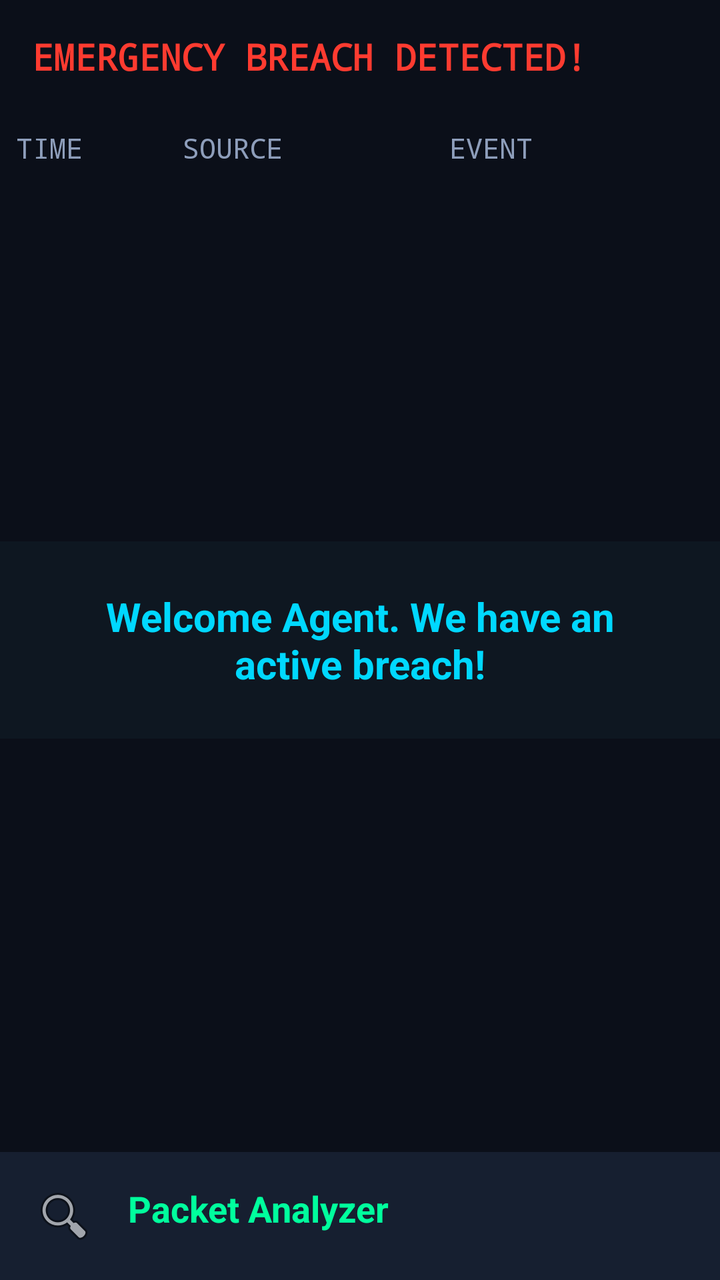
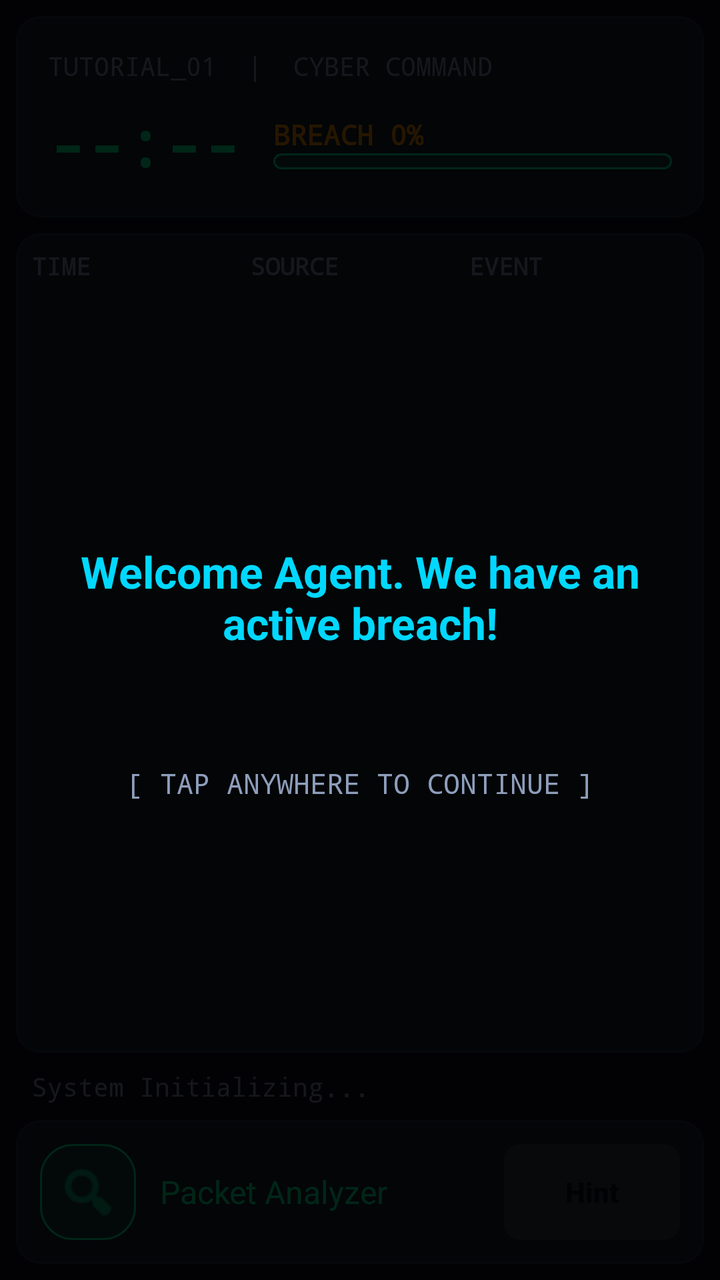

Two renders of the same Android screen: before a commit and after it. Below are the layout's source before the change and the commit's diff.
<!-- AndroidManifest.xml: application theme Theme.CyberBreach -->
<!-- res/layout/activity_tutorial.xml -->
<?xml version="1.0" encoding="utf-8"?>
<androidx.constraintlayout.widget.ConstraintLayout xmlns:android="http://schemas.android.com/apk/res/android"
    xmlns:app="http://schemas.android.com/apk/res-auto"
    android:layout_width="match_parent"
    android:layout_height="match_parent"
    android:background="@color/soc_background">

    
    <TextView
        android:id="@+id/tvTitle"
        android:layout_width="0dp"
        android:layout_height="wrap_content"
        android:text="EMERGENCY BREACH DETECTED!"
        android:textColor="@color/soc_critical"
        android:textSize="18sp"
        android:textStyle="bold"
        android:fontFamily="monospace"
        android:padding="16dp"
        app:layout_constraintTop_toTopOf="parent"
        app:layout_constraintStart_toStartOf="parent"
        app:layout_constraintEnd_toEndOf="parent" />
        
    
    <LinearLayout
        android:id="@+id/llLogs"
        android:layout_width="match_parent"
        android:layout_height="0dp"
        android:orientation="vertical"
        android:padding="8dp"
        app:layout_constraintTop_toBottomOf="@id/tvTitle"
        app:layout_constraintBottom_toTopOf="@id/bottomBar">
        
        <TextView android:layout_width="match_parent" android:layout_height="wrap_content" android:text="TIME      SOURCE          EVENT" android:textColor="@color/soc_text_secondary" android:fontFamily="monospace" />
        
    </LinearLayout>

    
    <LinearLayout
        android:id="@+id/bottomBar"
        android:layout_width="match_parent"
        android:layout_height="wrap_content"
        android:orientation="horizontal"
        android:padding="16dp"
        android:background="@color/soc_surface"
        android:clickable="true"
        android:focusable="true"
        app:layout_constraintBottom_toBottomOf="parent">
        
        <ImageView
            android:id="@+id/ivTool"
            android:layout_width="32dp"
            android:layout_height="32dp"
            android:src="@android:drawable/ic_menu_search" />
            
        <TextView
            android:id="@+id/tvTool"
            android:layout_width="wrap_content"
            android:layout_height="wrap_content"
            android:layout_marginStart="16dp"
            android:text="Packet Analyzer"
            android:textColor="@color/soc_primary"
            android:textSize="18sp"
            android:textStyle="bold" />
    </LinearLayout>

    
    <TextView
        android:id="@+id/tvOverlay"
        android:layout_width="0dp"
        android:layout_height="wrap_content"
        android:background="#E60F1923"
        android:padding="24dp"
        android:text="Welcome Agent. We have an active breach!"
        android:textColor="@color/soc_accent_cyan"
        android:textSize="20sp"
        android:textStyle="bold"
        android:gravity="center"
        app:layout_constraintTop_toTopOf="parent"
        app:layout_constraintBottom_toBottomOf="parent"
        app:layout_constraintStart_toStartOf="parent"
        app:layout_constraintEnd_toEndOf="parent" />

</androidx.constraintlayout.widget.ConstraintLayout>
<!-- resources referenced by this layout -->
<resources>
  <color name="soc_accent_cyan">#00D8FF</color>
  <color name="soc_background">#0B0F19</color>
  <color name="soc_critical">#FF3B30</color>
  <color name="soc_primary">#00FF9D</color>
  <color name="soc_surface">#161F30</color>
  <color name="soc_text_secondary">#8E9EBB</color>
  <style name="Theme.CyberBreach" parent="Base.Theme.CyberBreach" />
  <style name="Base.Theme.CyberBreach" parent="Theme.Material3.Dark.NoActionBar">
          <item name="colorPrimary">@color/soc_primary</item>
          <item name="colorOnPrimary">#000000</item>
          <item name="colorPrimaryContainer">@color/soc_transparent_primary</item>
          <item name="colorOnPrimaryContainer">@color/soc_primary</item>
  
          <item name="colorSecondary">@color/soc_accent_cyan</item>
          <item name="colorOnSecondary">#000000</item>
  
          <item name="colorError">@color/soc_critical</item>
          <item name="colorOnError">#FFFFFF</item>
  
          <item name="android:colorBackground">@color/soc_background</item>
          <item name="colorOnBackground">@color/soc_text_primary</item>
          <item name="colorSurface">@color/soc_surface</item>
          <item name="colorOnSurface">@color/soc_text_primary</item>
          <item name="colorSurfaceVariant">@color/soc_surface</item>
          <item name="colorOnSurfaceVariant">@color/soc_text_secondary</item>
          <item name="colorOutline">@color/soc_surface_stroke</item>
          
          <item name="android:statusBarColor">@color/soc_background</item>
          <item name="android:navigationBarColor">@color/soc_surface</item>
      </style>
  <color name="soc_transparent_primary">#2200FF9D</color>
  <color name="soc_text_primary">#FFFFFF</color>
  <color name="soc_surface_stroke">#1F2E47</color>
</resources>

<!-- the commit's change to res/layout/activity_tutorial.xml (unified diff, before → after) -->
@@ -1,83 +1,202 @@
 <?xml version="1.0" encoding="utf-8"?>
-<androidx.constraintlayout.widget.ConstraintLayout xmlns:android="http://schemas.android.com/apk/res/android"
+<FrameLayout xmlns:android="http://schemas.android.com/apk/res/android"
     xmlns:app="http://schemas.android.com/apk/res-auto"
     android:layout_width="match_parent"
     android:layout_height="match_parent"
-    android:background="@color/soc_background">
-
-    
-    <TextView
-        android:id="@+id/tvTitle"
-        android:layout_width="0dp"
-        android:layout_height="wrap_content"
-        android:text="EMERGENCY BREACH DETECTED!"
-        android:textColor="@color/soc_critical"
-        android:textSize="18sp"
-        android:textStyle="bold"
-        android:fontFamily="monospace"
-        android:padding="16dp"
-        app:layout_constraintTop_toTopOf="parent"
-        app:layout_constraintStart_toStartOf="parent"
-        app:layout_constraintEnd_toEndOf="parent" />
-        
+    android:background="@color/soc_background"
+    android:fitsSystemWindows="true">
+
     
     <LinearLayout
-        android:id="@+id/llLogs"
         android:layout_width="match_parent"
-        android:layout_height="0dp"
-        android:orientation="vertical"
-        android:padding="8dp"
-        app:layout_constraintTop_toBottomOf="@id/tvTitle"
-        app:layout_constraintBottom_toTopOf="@id/bottomBar">
+        android:layout_height="match_parent"
+        android:orientation="vertical">
+
         
-        <TextView android:layout_width="match_parent" android:layout_height="wrap_content" android:text="TIME      SOURCE          EVENT" android:textColor="@color/soc_text_secondary" android:fontFamily="monospace" />
+        <LinearLayout
+            android:layout_width="match_parent"
+            android:layout_height="wrap_content"
+            android:orientation="vertical"
+            android:padding="16dp"
+            android:background="@drawable/bg_terminal_card"
+            android:layout_margin="8dp">
+
+            <TextView
+                android:layout_width="match_parent"
+                android:layout_height="wrap_content"
+                android:text="TUTORIAL_01  |  CYBER COMMAND"
+                android:textColor="@color/soc_text_secondary"
+                android:fontFamily="monospace"
+                android:textSize="13sp" />
+
+            <LinearLayout
+                android:layout_width="match_parent"
+                android:layout_height="wrap_content"
+                android:gravity="center_vertical"
+                android:layout_marginTop="8dp"
+                android:orientation="horizontal">
+
+                <TextView
+                    android:layout_width="wrap_content"
+                    android:layout_height="wrap_content"
+                    android:fontFamily="monospace"
+                    android:text="--:--"
+                    android:textColor="@color/soc_primary"
+                    android:textSize="32sp"
+                    android:textStyle="bold" />
+
+                <LinearLayout
+                    android:layout_width="0dp"
+                    android:layout_height="wrap_content"
+                    android:layout_marginStart="16dp"
+                    android:layout_weight="1"
+                    android:orientation="vertical">
+
+                    <TextView
+                        android:layout_width="wrap_content"
+                        android:layout_height="wrap_content"
+                        android:fontFamily="monospace"
+                        android:text="BREACH 0%"
+                        android:textColor="@color/soc_warning"
+                        android:textSize="14sp"
+                        android:textStyle="bold" />
+
+                    <ProgressBar
+                        style="?android:attr/progressBarStyleHorizontal"
+                        android:layout_width="match_parent"
+                        android:layout_height="8dp"
+                        android:progressDrawable="@drawable/bg_pill_badge"
+                        android:max="100"
+                        android:progress="0" />
+                </LinearLayout>
+            </LinearLayout>
+        </LinearLayout>
+
         
+        <com.google.android.material.card.MaterialCardView
+            android:layout_width="match_parent"
+            android:layout_height="0dp"
+            android:layout_weight="1"
+            android:layout_marginHorizontal="8dp"
+            android:layout_marginBottom="8dp"
+            app:cardBackgroundColor="@color/soc_surface"
+            app:strokeColor="@color/soc_surface_stroke"
+            app:strokeWidth="1dp"
+            app:cardCornerRadius="12dp">
+
+            <ScrollView
+                android:layout_width="match_parent"
+                android:layout_height="match_parent"
+                android:fillViewport="true">
+
+                <LinearLayout
+                    android:id="@+id/llLogs"
+                    android:layout_width="match_parent"
+                    android:layout_height="wrap_content"
+                    android:orientation="vertical"
+                    android:padding="8dp">
+
+                    
+                    <LinearLayout
+                        android:layout_width="match_parent"
+                        android:layout_height="wrap_content"
+                        android:orientation="horizontal">
+                        <TextView android:layout_width="0dp" android:layout_height="wrap_content" android:layout_weight="1" android:text="TIME" android:textColor="@color/soc_text_secondary" android:fontFamily="monospace" android:textSize="12sp" android:textStyle="bold"/>
+                        <TextView android:layout_width="0dp" android:layout_height="wrap_content" android:layout_weight="1" android:text="SOURCE" android:textColor="@color/soc_text_secondary" android:fontFamily="monospace" android:textSize="12sp" android:textStyle="bold"/>
+                        <TextView android:layout_width="0dp" android:layout_height="wrap_content" android:layout_weight="1" android:text="EVENT" android:textColor="@color/soc_text_secondary" android:fontFamily="monospace" android:textSize="12sp" android:textStyle="bold"/>
+                    </LinearLayout>
+                    
+                </LinearLayout>
+            </ScrollView>
+        </com.google.android.material.card.MaterialCardView>
+
+        <TextView
+            android:layout_width="match_parent"
+            android:layout_height="wrap_content"
+            android:fontFamily="monospace"
+            android:paddingHorizontal="16dp"
+            android:paddingBottom="8dp"
+            android:text="System Initializing..."
+            android:textColor="@color/soc_text_secondary"
+            android:textSize="13sp" />
+
+        
+        <LinearLayout
+            android:id="@+id/bottomBar"
+            android:layout_width="match_parent"
+            android:layout_height="wrap_content"
+            android:background="@drawable/bg_terminal_card"
+            android:layout_marginHorizontal="8dp"
+            android:layout_marginBottom="8dp"
+            android:gravity="center_vertical"
+            android:orientation="horizontal"
+            android:padding="12dp"
+            android:clickable="true"
+            android:focusable="true">
+
+            <ImageView
+                android:id="@+id/ivTool"
+                android:layout_width="48dp"
+                android:layout_height="48dp"
+                android:padding="8dp"
+                android:background="@drawable/bg_pill_badge"
+                android:src="@android:drawable/ic_menu_search"
+                app:tint="@color/soc_primary" />
+
+            
+            <TextView
+                android:id="@+id/tvTool"
+                android:layout_width="0dp"
+                android:layout_height="wrap_content"
+                android:layout_marginStart="12dp"
+                android:layout_weight="1"
+                android:text="Packet Analyzer"
+                android:textColor="@color/soc_primary"
+                android:textSize="16sp" />
+
+            <Button
+                android:layout_width="wrap_content"
+                android:layout_height="wrap_content"
+                android:background="@drawable/bg_neon_button"
+                android:textColor="@color/soc_background"
+                android:textStyle="bold"
+                android:layout_marginStart="8dp"
+                android:text="@string/btn_hint"
+                android:enabled="false" />
+        </LinearLayout>
     </LinearLayout>
 
     
     <LinearLayout
-        android:id="@+id/bottomBar"
+        android:id="@+id/overlayLayer"
         android:layout_width="match_parent"
-        android:layout_height="wrap_content"
-        android:orientation="horizontal"
-        android:padding="16dp"
-        android:background="@color/soc_surface"
+        android:layout_height="match_parent"
+        android:background="#D9000000"
+        android:gravity="center"
+        android:orientation="vertical"
         android:clickable="true"
-        android:focusable="true"
-        app:layout_constraintBottom_toBottomOf="parent">
-        
-        <ImageView
-            android:id="@+id/ivTool"
-            android:layout_width="32dp"
-            android:layout_height="32dp"
-            android:src="@android:drawable/ic_menu_search" />
+        android:focusable="true">
+
+        <TextView
+            android:id="@+id/tvOverlay"
+            android:layout_width="wrap_content"
+            android:layout_height="wrap_content"
+            android:layout_margin="32dp"
+            android:text="Welcome Agent. We have an active breach!"
+            android:textColor="@color/soc_accent_cyan"
+            android:textSize="22sp"
+            android:textStyle="bold"
+            android:gravity="center" />
             
         <TextView
-            android:id="@+id/tvTool"
             android:layout_width="wrap_content"
             android:layout_height="wrap_content"
-            android:layout_marginStart="16dp"
-            android:text="Packet Analyzer"
-            android:textColor="@color/soc_primary"
-            android:textSize="18sp"
-            android:textStyle="bold" />
+            android:text="[ TAP ANYWHERE TO CONTINUE ]"
+            android:textColor="@color/soc_text_secondary"
+            android:textSize="14sp"
+            android:layout_marginTop="24dp"
+            android:fontFamily="monospace" />
+            
     </LinearLayout>
 
-    
-    <TextView
-        android:id="@+id/tvOverlay"
-        android:layout_width="0dp"
-        android:layout_height="wrap_content"
-        android:background="#E60F1923"
-        android:padding="24dp"
-        android:text="Welcome Agent. We have an active breach!"
-        android:textColor="@color/soc_accent_cyan"
-        android:textSize="20sp"
-        android:textStyle="bold"
-        android:gravity="center"
-        app:layout_constraintTop_toTopOf="parent"
-        app:layout_constraintBottom_toBottomOf="parent"
-        app:layout_constraintStart_toStartOf="parent"
-        app:layout_constraintEnd_toEndOf="parent" />
-
-</androidx.constraintlayout.widget.ConstraintLayout>
+</FrameLayout>
<!-- resource entries referenced after the edit -->
@@ -6,6 +6,39 @@
   <color name="soc_primary">#00FF9D</color>
   <color name="soc_surface">#161F30</color>
   <color name="soc_text_secondary">#8E9EBB</color>
+  <color name="soc_warning">#FF9500</color>
+  <!-- drawable bg_neon_button (drawable) -->
+  <?xml version="1.0" encoding="utf-8"?>
+  <ripple xmlns:android="http://schemas.android.com/apk/res/android"
+      android:color="@color/soc_background">
+      <item>
+          <shape android:shape="rectangle">
+              <solid android:color="@color/soc_primary" />
+              <corners android:radius="8dp" />
+          </shape>
+      </item>
+  </ripple>
+  <!-- drawable bg_pill_badge (drawable) -->
+  <?xml version="1.0" encoding="utf-8"?>
+  <shape xmlns:android="http://schemas.android.com/apk/res/android"
+      android:shape="rectangle">
+      <solid android:color="@color/soc_transparent_primary" />
+      <stroke
+          android:width="1dp"
+          android:color="@color/soc_primary" />
+      <corners android:radius="16dp" />
+  </shape>
+  <!-- drawable bg_terminal_card (drawable) -->
+  <?xml version="1.0" encoding="utf-8"?>
+  <shape xmlns:android="http://schemas.android.com/apk/res/android"
+      android:shape="rectangle">
+      <solid android:color="@color/soc_surface" />
+      <stroke
+          android:width="1dp"
+          android:color="@color/soc_surface_stroke" />
+      <corners android:radius="12dp" />
+  </shape>
+  <string name="btn_hint">Hint</string>
   <style name="Theme.CyberBreach" parent="Base.Theme.CyberBreach" />
   <style name="Base.Theme.CyberBreach" parent="Theme.Material3.Dark.NoActionBar">
           <item name="colorPrimary">@color/soc_primary</item>
